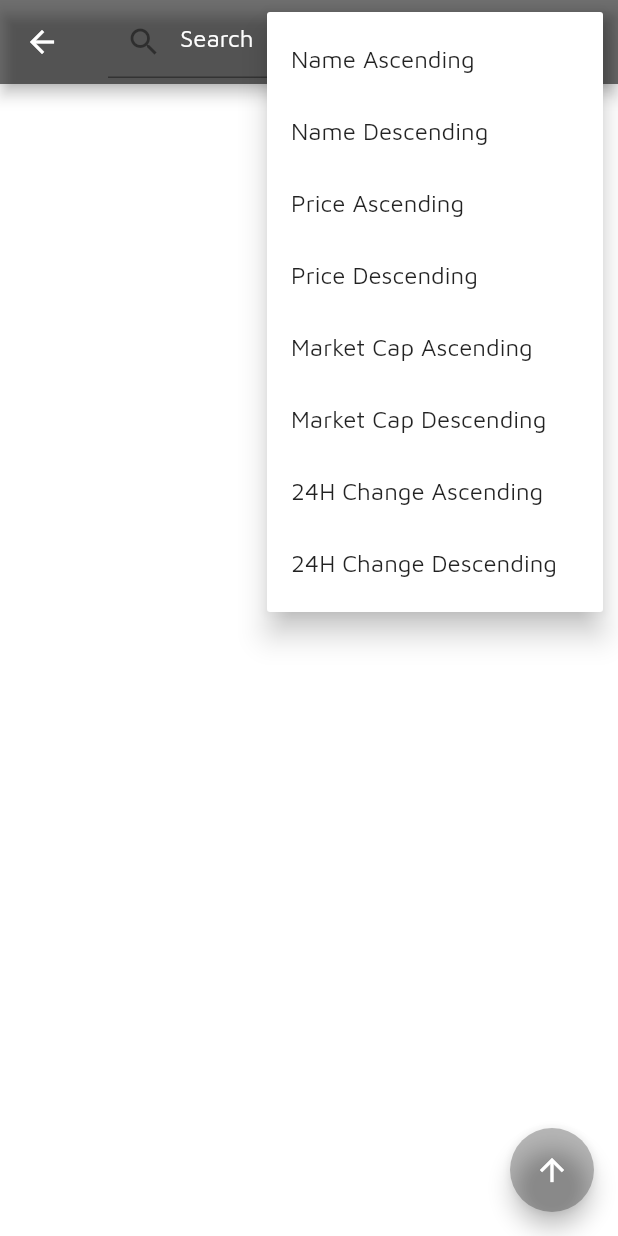
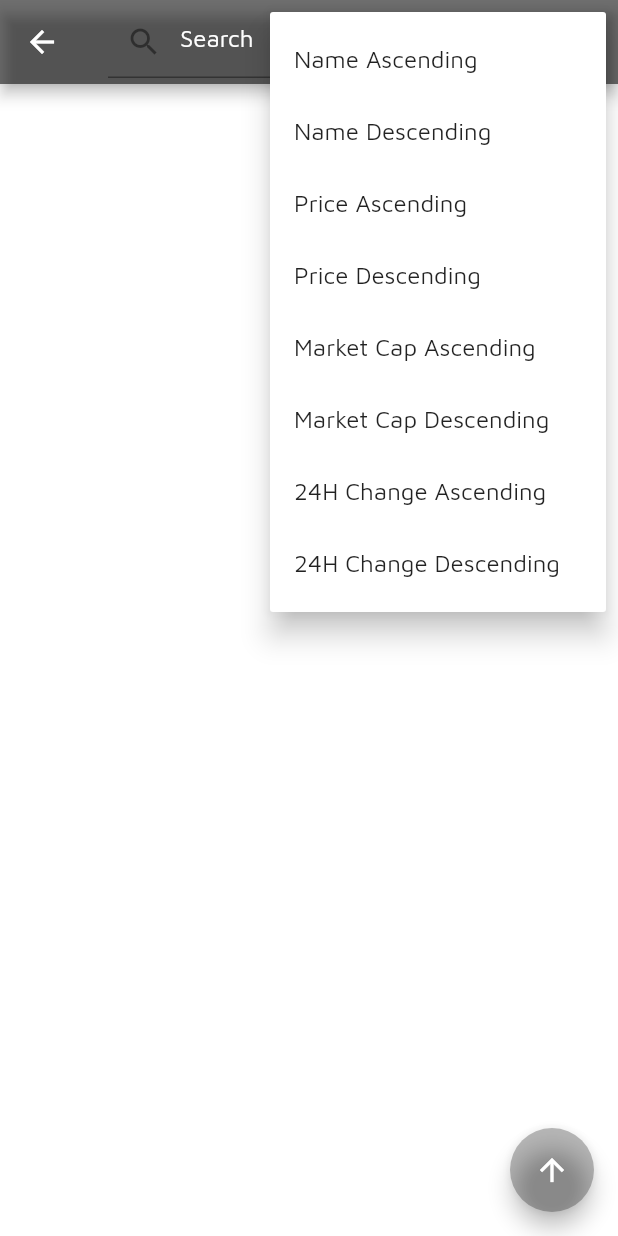
Before and after one commit to Blakexx/CryptoTracker, a Flutter app: the CryptoList screen opened directly, after a tap on the "sort" icon, on a phone screen of 412 x 824 dp. Run offline on Flutter 3.47's test engine with Material 2 defaults, Android fonts, the phone set to English and light mode, and no system bars; our stand-ins replace cached_network_image, charts_flutter, flutter_cache_manager; network calls fail.

Commit message:
Button size fixes

```diff
--- a/lib/main.dart
+++ b/lib/main.dart
@@ -415,7 +415,7 @@ class HomePageState extends State<HomePage>{
                     ),
                   ),
                   child: new Container(
-                    padding: EdgeInsets.only(left:5.0,right:10.0),
+                    width: 35.0,
                     child: new PopupMenuButton<String>(
                         itemBuilder: (BuildContext context)=><PopupMenuItem<String>>[
                           new PopupMenuItem<String>(
@@ -526,7 +526,7 @@ class HomePageState extends State<HomePage>{
                       color: Colors.white.withOpacity(0.9),
                     ),
                   ),
-                  child: new PopupMenuButton<String>(
+                  child: new Container(width: 30.0,child: new PopupMenuButton<String>(
                     onSelected: (String selected){
                       if(firstTime){
                         setState((){firstTime = false;featureCount = 100;});
@@ -607,7 +607,7 @@ class HomePageState extends State<HomePage>{
                           child: const Text("About"), value: "About"),
                     ],
                     child: new Icon(Icons.more_vert)
-                )
+                ))
               )
             ]
         ),
@@ -1108,7 +1108,8 @@ class CryptoListState extends State<CryptoList>{
                           }
                       ),
                       new Container(
-                          padding: EdgeInsets.only(right:10.0),
+                          width:40.0,
+                          padding: EdgeInsets.only(right:5.0),
                           child: new PopupMenuButton<String>(
                               itemBuilder: (BuildContext context)=><PopupMenuItem<String>>[
                                 new PopupMenuItem<String>(
```
